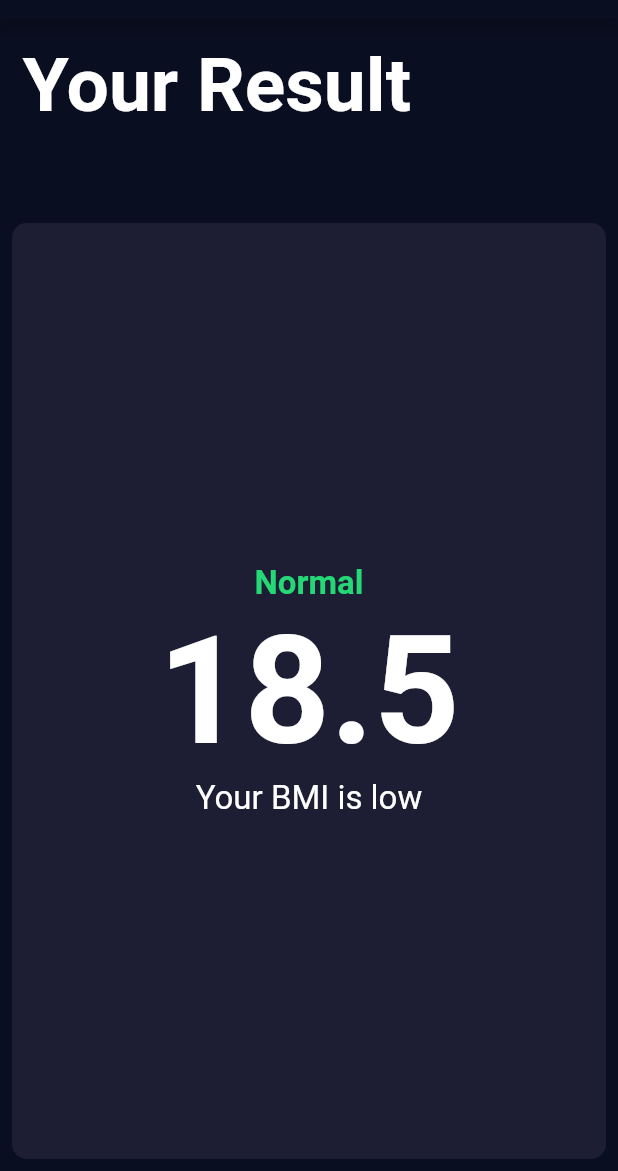
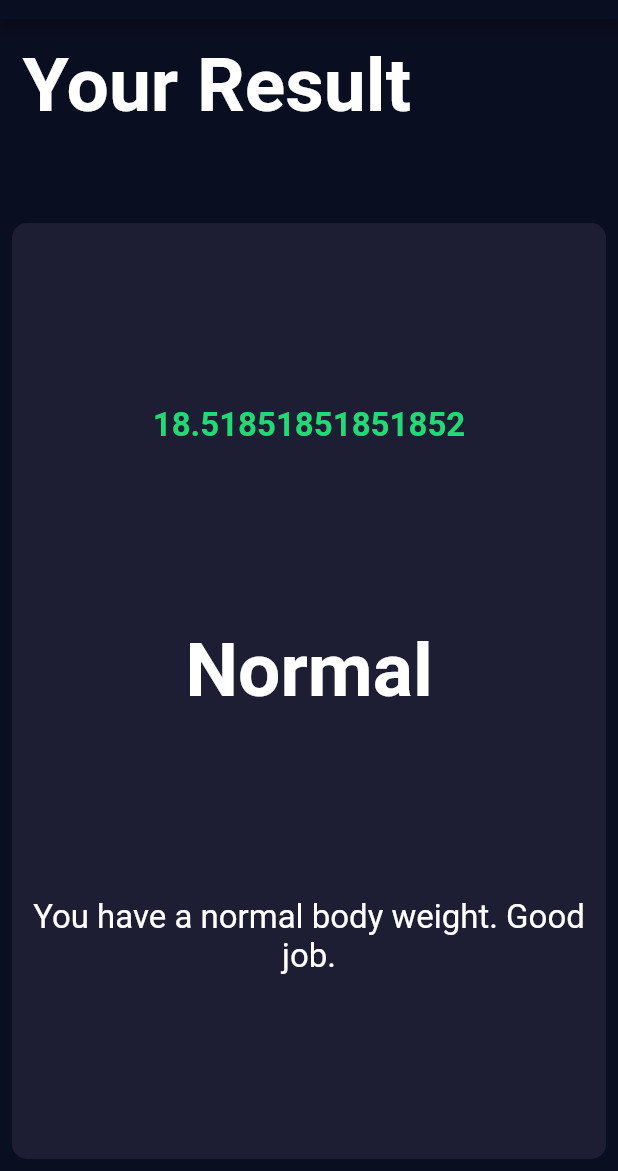
Before and after one commit to randularsw/BMI-Calculator, a Flutter app: the screen it shows after launch, after a tap on "CALCULATE", on a phone screen of 412 x 824 dp, the part 65-1236 px from its top. Run offline on Flutter 3.47's test engine with Material 2 defaults, Android fonts, the phone set to English and light mode, and no system bars; our stand-ins replace font_awesome_flutter.

Commit message:
bmi functionalities set

```diff
--- a/lib/constants.dart
+++ b/lib/constants.dart
@@ -32,7 +32,7 @@ const kResultTextStyle = TextStyle(
 );
 
 const kBMITextStyle = TextStyle(
-  fontSize: 100,
+  fontSize: 50,
   fontWeight: FontWeight.bold,
 );
 
--- a/lib/input-page.dart
+++ b/lib/input-page.dart
@@ -1,3 +1,5 @@
+import 'dart:math';
+import 'package:bmi_calculator/result-page.dart';
 import 'package:flutter/material.dart';
 import 'package:font_awesome_flutter/font_awesome_flutter.dart';
 import 'reusable-card.dart';
@@ -19,6 +21,37 @@ class _InputPageState extends State<InputPage> {
   int height = 180;
   int weight = 60;
   int age = 25;
+  double bmi;
+
+  // @override
+  // void initState() {
+  //   super.initState();
+  // calculateBMI(height, weight);
+  // }
+
+  void calculateBMI(int height, int weight) {
+    bmi = weight / pow(height / 100, 2);
+  }
+
+  String getResult() {
+    if (bmi >= 25) {
+      return 'Overweight';
+    } else if (bmi > 18.5) {
+      return 'Normal';
+    } else {
+      return 'Underweight';
+    }
+  }
+
+  String getInterpretation() {
+    if (bmi >= 25) {
+      return 'You have a higher than normal body weight. Try to exercise more.';
+    } else if (bmi > 18.5) {
+      return 'You have a normal body weight. Good job.';
+    } else {
+      return 'You have a lower than normal body weight. You can eat a bit more.';
+    }
+  }
 
   @override
   Widget build(BuildContext context) {
@@ -230,7 +263,22 @@ class _InputPageState extends State<InputPage> {
           ),
           GestureDetector(
             onTap: () {
-              Navigator.pushNamed(context, '/result');
+              calculateBMI(height, weight);
+              // Navigator.pushNamed(context, '/result', arguments: {
+              //   'bmi': bmi,
+              //   'result': getResult(),
+              // 'interpretation': getInterpretation(),
+              // });
+              Navigator.push(
+                context,
+                MaterialPageRoute(
+                  builder: (context) => ResultPage(
+                    bmi.toString(),
+                    getResult(),
+                    getInterpretation(),
+                  ),
+                ),
+              );
             },
             child: Container(
               child: Center(
--- a/lib/main.dart
+++ b/lib/main.dart
@@ -12,12 +12,12 @@ class BMICalculator extends StatelessWidget {
         primaryColor: Color(0xFF0A0E21),
         scaffoldBackgroundColor: Color(0xFF0A0E21),
       ),
-      // home: InputPage(),
-      initialRoute: '/',
-      routes: {
-        '/': (context) => InputPage(),
-        '/result': (context) => ResultPage(),
-      },
+      home: InputPage(),
+      // initialRoute: '/',
+      // routes: {
+      //   '/': (context) => InputPage(),
+      //   '/result': (context) => ResultPage(),
+      // },
     );
   }
 }
--- a/lib/result-page.dart
+++ b/lib/result-page.dart
@@ -3,6 +3,16 @@ import 'package:flutter/material.dart';
 import 'reusable-card.dart';
 
 class ResultPage extends StatelessWidget {
+  ResultPage(
+    this.bmi,
+    this.result,
+    this.interpretation,
+  );
+
+  final String bmi;
+  final String result;
+  final String interpretation;
+
   @override
   Widget build(BuildContext context) {
     return Scaffold(
@@ -27,20 +37,21 @@ class ResultPage extends StatelessWidget {
             child: ReusableCard(
               colour: Color(kActiveCardColour),
               cardChild: Column(
-                mainAxisAlignment: MainAxisAlignment.center,
+                mainAxisAlignment: MainAxisAlignment.spaceEvenly,
                 crossAxisAlignment: CrossAxisAlignment.center,
                 children: <Widget>[
                   Text(
-                    'Normal',
+                    bmi,
                     style: kResultTextStyle,
                   ),
                   Text(
-                    '18.5',
+                    result,
                     style: kBMITextStyle,
                   ),
                   Text(
-                    'Your BMI is low',
+                    interpretation,
                     style: kBodyTextStyle,
+                    textAlign: TextAlign.center,
                   ),
                 ],
               ),
```
